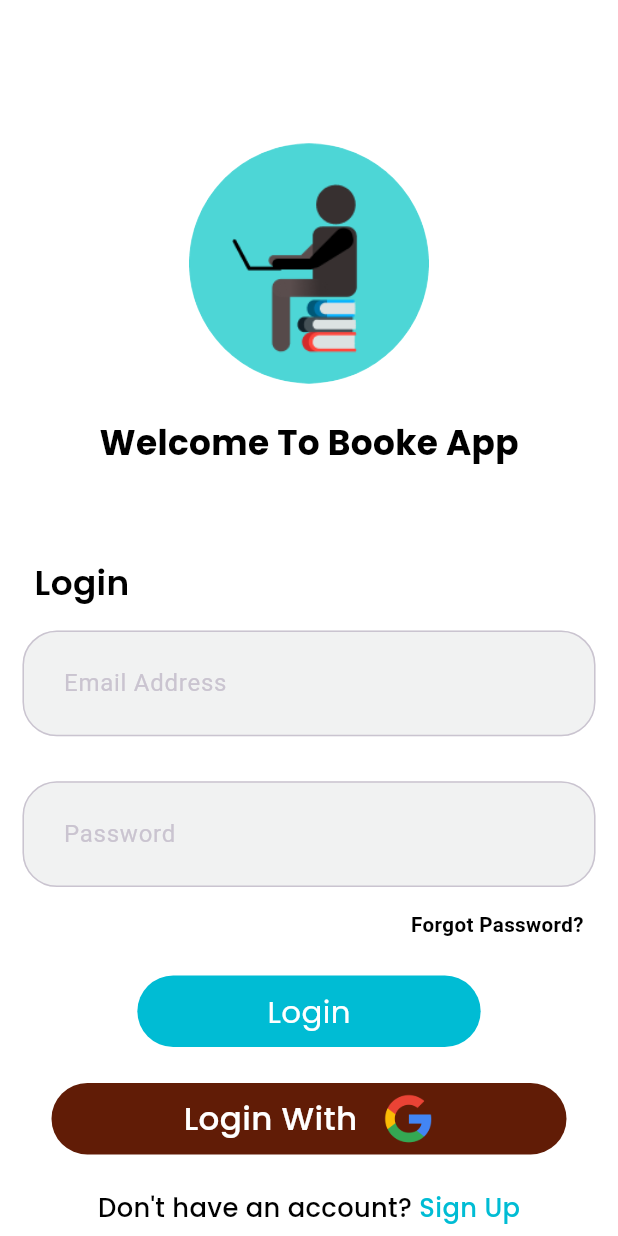
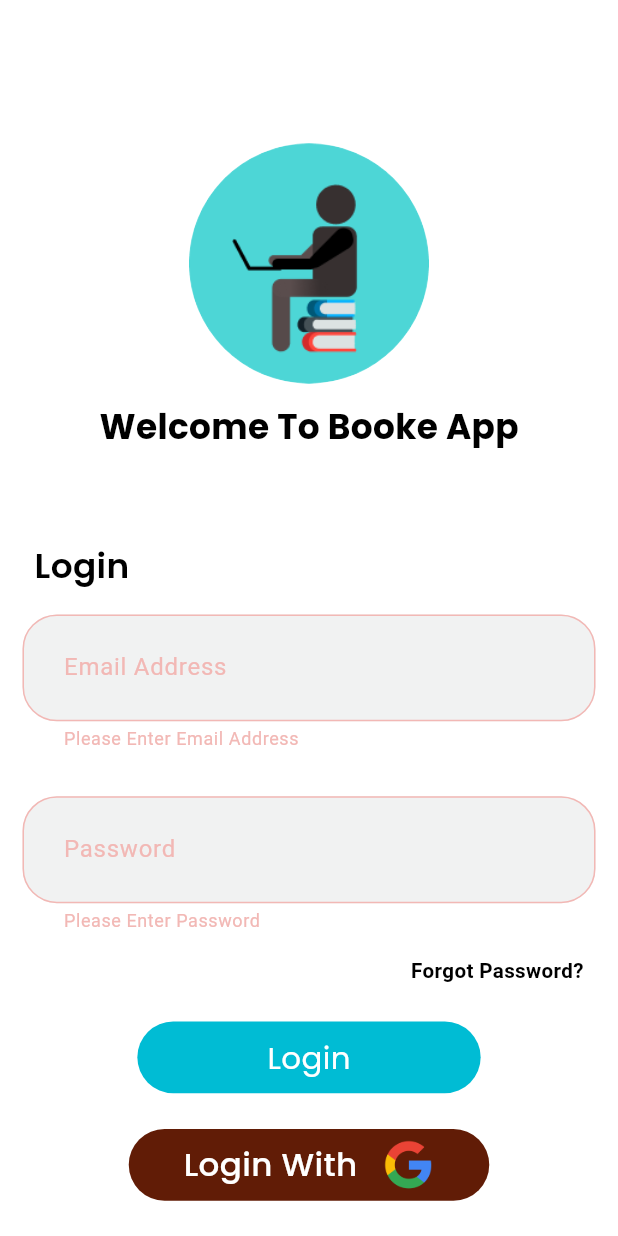
Before and after one commit to omarbadawiii-91/Books_App, a Flutter app: the screen it shows after launch, after a tap on "Login", on a phone screen of 412 x 824 dp. Run offline on Flutter 3.47's test engine with Material 3 defaults, Android fonts, the light colour scheme and no system bars; drawn by our look-alikes of modal_progress_hud_nsn; our stand-ins replace animated_splash_screen, awesome_dialog, firebase_auth, firebase_core, flutter_screenutil, get and 1 more; missing offline and left inert: firebase_app_check; accounts and stored records are empty.

Commit message:
added-Features-in login-screen-and sign up

```diff
--- a/lib/Features/constant_assist/assist_constant_widget.dart
+++ b/lib/Features/constant_assist/assist_constant_widget.dart
@@ -1,21 +1,25 @@
+import 'package:awesome_dialog/awesome_dialog.dart';
 import 'package:flutter/material.dart';
 import 'package:flutter_screenutil/flutter_screenutil.dart';
+import 'package:get/get.dart';
 import 'package:google_fonts/google_fonts.dart';
-class Constantwidgetrepeated {
-  Constantwidgetrepeated({this.text, this.color, this.width});
-  Color ?color;
-  String ?text;
-  double ?width;
-  String logo ="assets/images/logo.png";
-  LinearGradient screencolor=LinearGradient(
-    begin: Alignment.topLeft,
-    end: Alignment.bottomRight,
-    colors: [
-       const Color.fromARGB(255, 8, 7, 7),
-      const Color.fromARGB(255, 10, 179, 170),
-  ]) ;
-   late Widget buttton =InkWell(
-     onTap: (){},
+class Button extends StatelessWidget {
+   Button({
+    super.key,
+    required this.width,
+    required this.color,
+    required this.text,
+    required this.onTap
+  });
+  GestureTapCallback? onTap;
+  final double? width;
+  final Color? color;
+  final String? text;
+
+  @override
+  Widget build(BuildContext context) {
+    return InkWell(
+      onTap: onTap,
       child: Container(
        height: 40.h,
        width: width!.w,
@@ -32,3 +36,73 @@ class Constantwidgetrepeated {
         ),
     );
   }
+}
+
+class Constantwidgetrepeated {
+  Constantwidgetrepeated();
+
+  LinearGradient screencolor=LinearGradient(
+    begin: Alignment.topLeft,
+    end: Alignment.bottomRight,
+    colors: [
+       const Color.fromARGB(255, 8, 7, 7),
+      const Color.fromARGB(255, 10, 179, 170),
+  ]) ;
+
+   Future<void> messagesforemail(String message,BuildContext context)async{
+    AwesomeDialog(
+      context: context,
+      dialogType: DialogType.error,
+      animType: AnimType.rightSlide,
+      title: 'Error',
+      headerAnimationLoop: true,
+customHeader: Icon(
+  Icons.error_outline,
+  size: 80,
+  color: Colors.red,
+),
+      desc: message,
+      descTextStyle: TextStyle(color: const Color.fromARGB(255, 255, 255, 255),fontSize: 15.sp),
+      btnOkOnPress: () {},
+    ).show();
+  }
+
+   Future<void> messagesforpassword(String message,BuildContext context)async{
+    AwesomeDialog(
+      context: context,
+      dialogType: DialogType.error,
+      animType: AnimType.rightSlide,
+      title: 'Error',
+           headerAnimationLoop: true,
+customHeader: Icon(
+  Icons.error_outline,
+  size: 80,
+  color: Colors.red,
+),
+      desc: message,
+      descTextStyle: TextStyle(color: const Color.fromARGB(255, 255, 255, 255),fontSize: 15.sp),
+      btnOkOnPress: () {},
+    ).show();
+  }
+  Future<void> messagesforsuccess(String message,BuildContext context)async{
+    if(context.mounted){
+    AwesomeDialog(
+      context: context,
+      dialogType: DialogType.error,
+      animType: AnimType.rightSlide,
+      title: 'Success',
+           headerAnimationLoop: true,
+customHeader: Icon(
+  Icons.check_outlined,
+  size: 80,
+  color: const Color.fromARGB(255, 0, 143, 12),
+),
+      desc: message,
+      descTextStyle: TextStyle(color: const Color.fromARGB(255, 255, 255, 255),fontSize: 15.sp),
+      btnOkOnPress: () {
+        Navigator.pop(context);
+      },
+    ).show();
+    }
+  }
+}
--- a/lib/Features/screens/loginscreen.dart
+++ b/lib/Features/screens/loginscreen.dart
@@ -1,8 +1,13 @@
 import 'package:books_app/Features/constant_assist/assist_constant_widget.dart';
+import 'package:books_app/Features/screens/homepage_screen.dart';
+import 'package:books_app/Features/screens/signup.dart';
 import 'package:books_app/Features/screens/view/items/fieldforloginpage.dart';
+import 'package:firebase_auth/firebase_auth.dart';
 import'package:flutter/material.dart';
 import 'package:flutter_screenutil/flutter_screenutil.dart';
+import 'package:get/get.dart';
 import 'package:google_fonts/google_fonts.dart';
+import 'package:modal_progress_hud_nsn/modal_progress_hud_nsn.dart';
 
 class Loginscreen extends StatefulWidget {
   const Loginscreen({super.key});
@@ -12,18 +17,32 @@ class Loginscreen extends StatefulWidget {
 }
 
 class _LoginscreenState extends State<Loginscreen> {
+
+  TextEditingController emailController = TextEditingController();
+  TextEditingController passwordController = TextEditingController();
+  GlobalKey<FormState> formKey = GlobalKey<FormState>();
+  GlobalKey<NavigatorState> navigatorKey = GlobalKey<NavigatorState>();
+ bool isLoading = false;
  @override
+  bool mounted = true;
+  @override
+
   Widget build(BuildContext context) {
-    return Scaffold(
+    return ModalProgressHUD(
+      progressIndicator: const CircularProgressIndicator(color: Colors.cyan,),
+      inAsyncCall: isLoading,
+      child: Scaffold(
         backgroundColor: Colors.white,
         body: SizedBox(
           height: double.infinity,
           width: double.infinity,
+          child: Form(
+            key: formKey,
             child: Column(
               children: [
                 Logologinpage(),
                 Padding(
-              padding:  EdgeInsets.only(top:20.h),
+                  padding:  EdgeInsets.only(top:11.h),
                   child: Text("Welcome To Booke App",style: GoogleFonts.poppins(fontSize: 20.sp,fontWeight: FontWeight.bold,color: const Color.fromARGB(255, 0, 0, 0)),),
                 ),
                 Align(
@@ -35,11 +54,11 @@ class _LoginscreenState extends State<Loginscreen> {
                 ),
                 Padding(
                   padding:  EdgeInsets.all(15),
-              child: Itemforlogin(text: "Email Address",icon: Icon(Icons.email),),
+                  child: Fieldfortext(text: "Email Address",icon: Icon(Icons.email),controller: emailController,validator: (Value)=>Value!.isEmpty?"Please Enter Email Address":null,),
                 ),
                 Padding(
                   padding:  EdgeInsets.all(15),
-              child: Itemforlogin(text: "Password",icon: Icon(Icons.remove_red_eye_outlined),),
+                  child: Fieldfortext(text: "Password",icon: Icon(Icons.remove_red_eye_outlined),controller: passwordController,validator: (Value)=>Value!.isEmpty?"Please Enter Password":null,),
                 ),
                 Align(
                   alignment: Alignment.centerRight,
@@ -48,7 +67,35 @@ class _LoginscreenState extends State<Loginscreen> {
                 ),
                 Padding(
                   padding:  EdgeInsets.only(top: 20.h),
-              child: Constantwidgetrepeated(text: "Login",color: Colors.cyan,width: 200).buttton,
+                  child: Button(text: "Login",color: Colors.cyan,width: 200, onTap: () async{
+                    if(formKey.currentState!.validate()){
+                    try {
+             var userCredential = await FirebaseAuth.instance.signInWithEmailAndPassword(
+                email: emailController.text,
+                password: passwordController.text,
+              );
+ Navigator.pushReplacement(context, MaterialPageRoute(builder: (context) => HomepageScreen(),));
+    } on FirebaseAuthException catch (e) {
+  if (mounted) {
+    setState(() {
+      isLoading = false;
+    });
+  }
+  if (mounted) {
+    if (e.code == 'user-not-found' || e.code == 'invalid-email') {
+      Constantwidgetrepeated().messagesforemail("Email Address is not found. Please try again!", context);
+    } else if (e.code == 'wrong-password') {
+      Constantwidgetrepeated().messagesforpassword("Password is wrong. Please try again!", context);
+    } else if (e.code == 'The email address is badly formatted') {
+      Constantwidgetrepeated().messagesforpassword("Email Address is not valid.", context);
+    }
+    else if(e.code=="The supplied auth credential is incorrect, malformed or has expired."){
+      Constantwidgetrepeated().messagesforemail("Email Address is not found. Please try again!", context);
+
+    }
+  }
+}
+         } },),
                 ),
                  Padding(
                   padding:  EdgeInsets.only(top: 20.h),
@@ -56,7 +103,7 @@ class _LoginscreenState extends State<Loginscreen> {
                     onTap: (){},
                     child: Container(
                       height:40.h,
-                  width: 300.w,
+                      width: 210.w,
                       decoration: BoxDecoration(
                           color: const Color.fromARGB(255, 97, 28, 6),
                           borderRadius: BorderRadius.circular(50.r),
@@ -76,18 +123,26 @@ class _LoginscreenState extends State<Loginscreen> {
                 ),
                 Padding(
                   padding:  EdgeInsets.only(top: 20.h),
+                  child: InkWell(
+                    onTap: (){
+                      Navigator.pushReplacement(context, MaterialPageRoute(builder: (context) => Signup(),));
+                    },
                     child: Text.rich( TextSpan(
                       text: "Don't have an account? ",
                       style: GoogleFonts.poppins(fontSize: 15.sp,fontWeight: FontWeight.w500,color: const Color.fromARGB(255, 0, 0, 0)),
                       children: [
+
                         TextSpan(
                           text: "Sign Up",
                           style: GoogleFonts.poppins(fontSize: 15.sp,fontWeight: FontWeight.w500,color: Colors.cyan),)
                               ],
                             ),
                           ),
+                  ),
                 )
               ],
+            ),
+          ),
         ),
       ),
     );
--- a/lib/Features/screens/view/items/fieldforloginpage.dart
+++ b/lib/Features/screens/view/items/fieldforloginpage.dart
@@ -2,25 +2,26 @@ import 'package:flutter/material.dart';
 import 'package:flutter_screenutil/flutter_screenutil.dart';
 
 // ignore: must_be_immutable
-class Itemforlogin extends StatefulWidget {
+class Fieldfortext extends StatefulWidget {
+  bool ?obscureText;
   String? text;
   Icon ?icon;
-   Itemforlogin( {super.key, required this.text,required this.icon});
+  String? Function(String?)? validator;
+  TextEditingController? controller;
+   Fieldfortext( {super.key, required this.text, this.icon,required this.controller,required this.validator,this.obscureText=false});
 
   @override
-  State<Itemforlogin> createState() => _ItemforloginState();
+  State<Fieldfortext> createState() => _FieldfortextState();
 }
 
-class _ItemforloginState extends State<Itemforlogin> {
-  GlobalKey<FormState> formKey = GlobalKey<FormState>();
-  TextEditingController controller = TextEditingController();
+class _FieldfortextState extends State<Fieldfortext> {
   @override
   Widget build(BuildContext context) {
-    return Form(
-      key: formKey,
-      child: TextFormField(
-
-        controller: controller,
+    return TextFormField(
+      obscureText: widget.obscureText! ,
+      validator: (widget.validator),
+      style: TextStyle(color: Colors.black,fontSize: 15.sp),
+      controller: widget.controller,
       decoration: InputDecoration(
         contentPadding: EdgeInsets.symmetric(vertical: 20.0, horizontal: 16.0),
         filled: true,
@@ -29,13 +30,9 @@ class _ItemforloginState extends State<Itemforlogin> {
         labelText: widget.text,
         suffix: Icon(widget.icon!.icon,color: Colors.black,),
         border: OutlineInputBorder(
-            borderSide: BorderSide(color: const Color.fromARGB(137, 125, 126, 125)),
-            borderRadius: BorderRadius.circular(20.r),gapPadding: 10.w,),
-          focusedBorder: OutlineInputBorder(
-            borderSide: BorderSide(color: const Color.fromARGB(117, 0, 0, 0)),
           borderRadius: BorderRadius.circular(20.r),gapPadding: 10.w,),
 
-        ),
+
       ),
     );
   }
--- a/lib/Features/screens/view/splashview.dart
+++ b/lib/Features/screens/view/splashview.dart
@@ -1,4 +1,6 @@
+import 'package:books_app/Features/screens/homepage_screen.dart';
 import 'package:books_app/Features/screens/loginscreen.dart';
+import 'package:firebase_auth/firebase_auth.dart';
 import'package:flutter/material.dart';
 import 'package:animated_splash_screen/animated_splash_screen.dart';
 class Splashview extends StatelessWidget {
--- a/lib/main.dart
+++ b/lib/main.dart
@@ -1,14 +1,41 @@
 import 'package:books_app/Features/screens/view/splashview.dart';
+import 'package:books_app/firebase_options.dart';
+import 'package:firebase_app_check/firebase_app_check.dart';
+import 'package:firebase_auth/firebase_auth.dart';
+import 'package:firebase_core/firebase_core.dart';
 import 'package:flutter/material.dart';
 import 'package:flutter_screenutil/flutter_screenutil.dart';
 
-void main() {
+Future<void> main() async {
+  WidgetsFlutterBinding.ensureInitialized();
+  await Firebase.initializeApp(
+    options: DefaultFirebaseOptions.currentPlatform,
+  );
+
   runApp(const BooksApp());
 }
 
-class BooksApp extends StatelessWidget {
+class BooksApp extends StatefulWidget {
   const BooksApp({super.key});
 
+  @override
+  State<BooksApp> createState() => _BooksAppState();
+}
+
+class _BooksAppState extends State<BooksApp> {
+  @override
+  void initState() {
+    FirebaseAuth.instance
+  .authStateChanges()
+  .listen((User? user) {
+    if (user == null) {
+      print('User is currently signed out!');
+    } else {
+      print('User is signed in!');
+    }
+  });
+    super.initState();
+  }
   @override
   Widget build(BuildContext context) {
     return ScreenUtilInit(
--- a/pubspec.yaml
+++ b/pubspec.yaml
@@ -36,6 +36,9 @@ dependencies:
   firebase_core: ^4.3.0
   cloud_firestore: ^6.1.1
   firebase_storage: ^13.0.5
+  modal_progress_hud_nsn: ^0.5.0
+  awesome_dialog: ^3.3.0
+
 
   flutter:
     sdk: flutter
@@ -43,6 +46,8 @@ dependencies:
   # The following adds the Cupertino Icons font to your application.
   # Use with the CupertinoIcons class for iOS style icons.
   cupertino_icons: ^1.0.8
+  firebase_auth: ^6.1.3
+  firebase_app_check: ^0.4.1+3
 
 dev_dependencies:
   flutter_test:
```
Also changed, not shown: lib/Features/screens/signup.dart (added, +142 -0 lines), lib/firebase_options.dart, pubspec.lock, 5 other files. Lines whose indentation alone changed are shown as unchanged.
